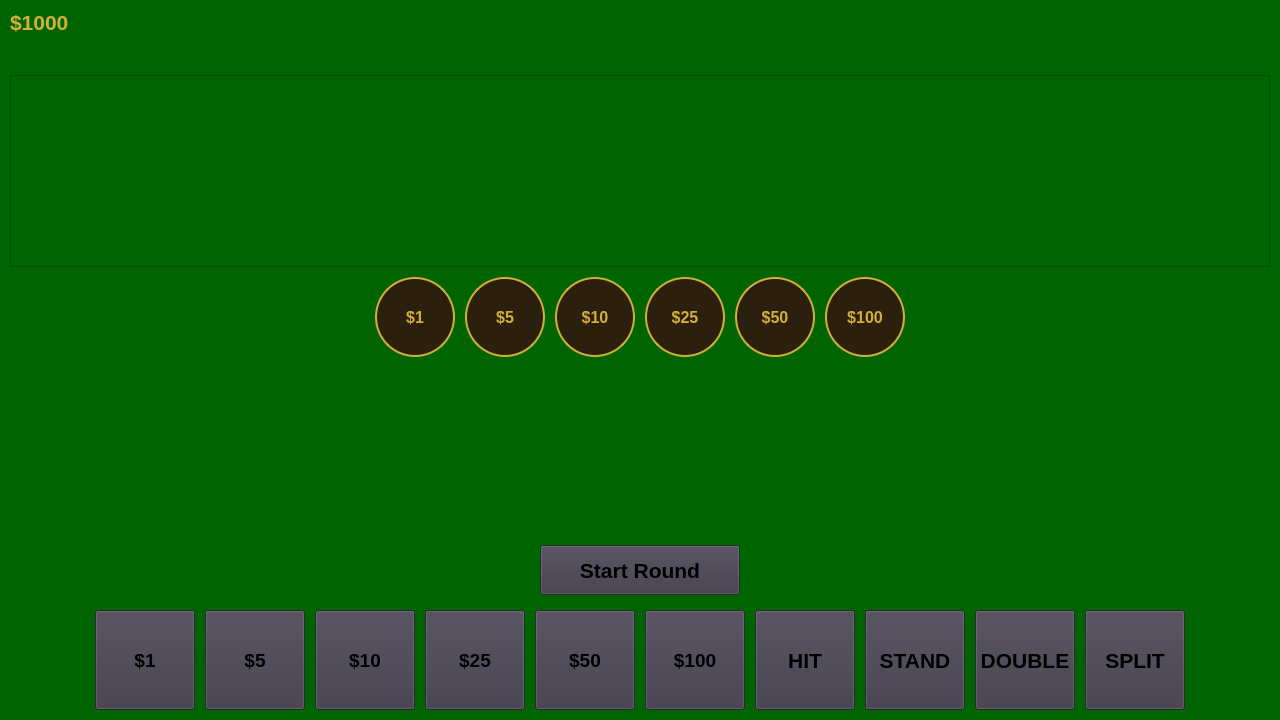
Above: game_widget.ui from owenharvey78/blackjack-learning-game before the change. Below: the same form after it.
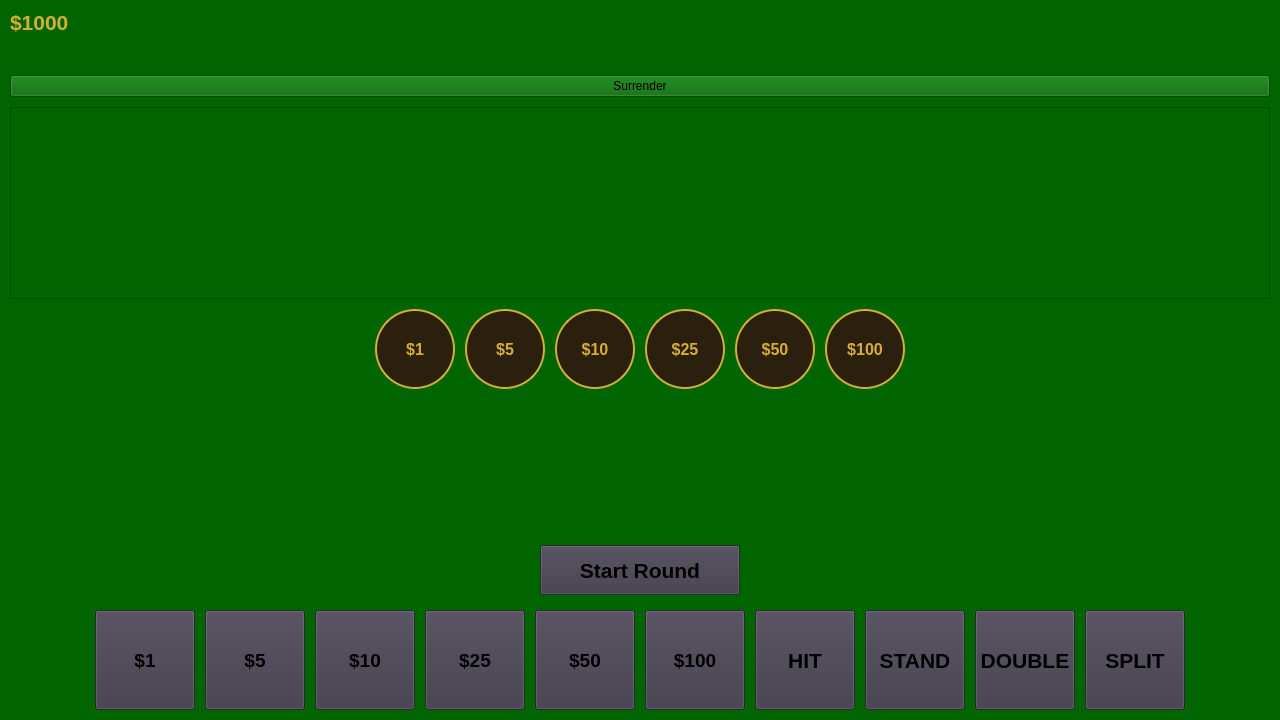
That is the form after the change.

Commit message:
added surrender mechanic
now when u surrender u get half of your bet

Diff of the .ui file:
```diff
--- a/game_widget.ui
+++ b/game_widget.ui
@@ -90,6 +90,13 @@
      </item>
     </layout>
    </item>
+   <item>
+    <widget class="QPushButton" name="surrenderButton">
+     <property name="text">
+      <string>Surrender</string>
+     </property>
+    </widget>
+   </item>
    <item>
     <widget class="QGraphicsView" name="graphicsView">
      <property name="minimumSize">
```
The commit also changes 3 other files.
